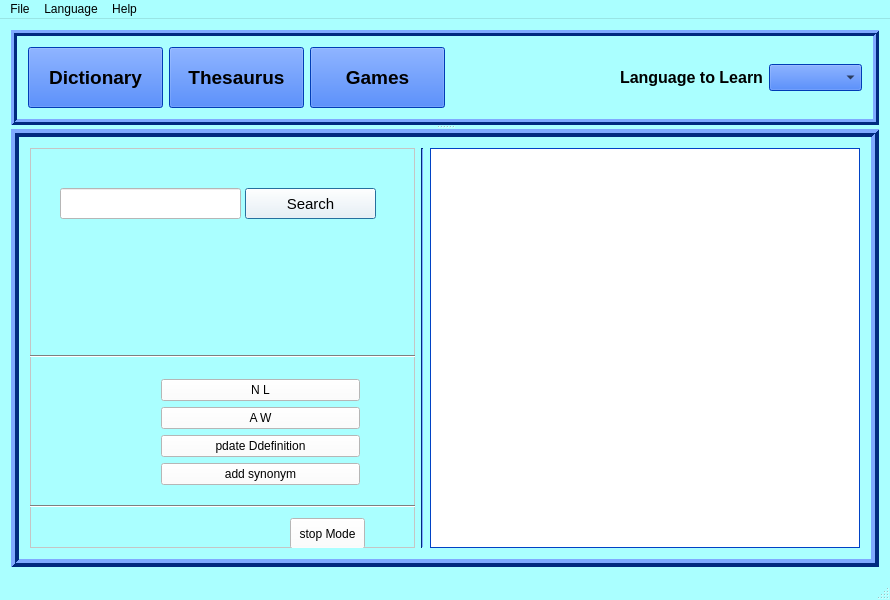
Before: the Qt Designer form mainwindow.ui in onvill/VocabWidener, drawn with Qt 5.
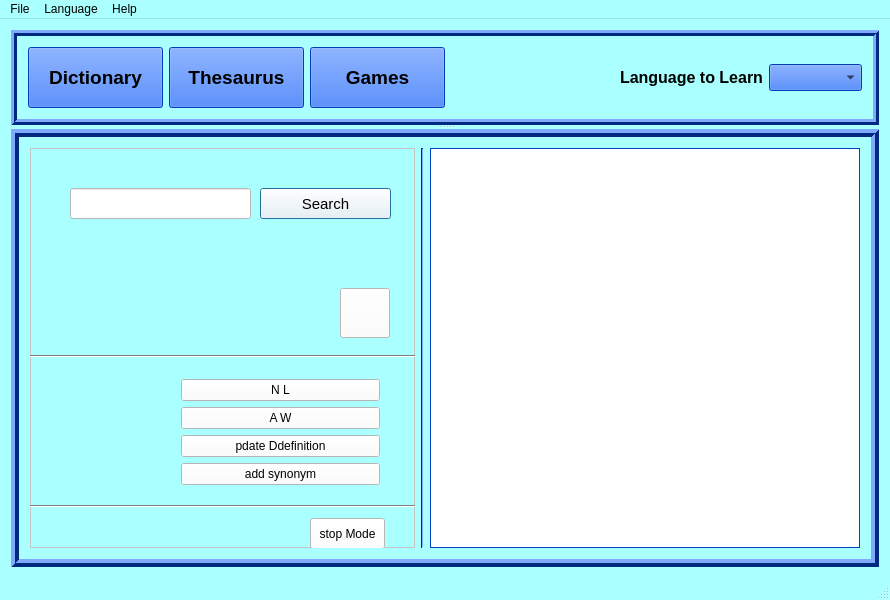
After: the same form once the commit is applied. Icons and pictures are not drawn.

```diff
--- a/mainwindow.ui
+++ b/mainwindow.ui
@@ -1871,7 +1871,7 @@
           <widget class="QLineEdit" name="lineEditL">
            <property name="geometry">
             <rect>
-             <x>30</x>
+             <x>40</x>
              <y>40</y>
              <width>181</width>
              <height>31</height>
@@ -1895,7 +1895,7 @@
           <widget class="QPushButton" name="lookUpButton">
            <property name="geometry">
             <rect>
-             <x>215</x>
+             <x>230</x>
              <y>40</y>
              <width>131</width>
              <height>31</height>
@@ -1970,7 +1970,7 @@
           <widget class="QWidget" name="layoutWidget2">
            <property name="geometry">
             <rect>
-             <x>120</x>
+             <x>140</x>
              <y>220</y>
              <width>221</width>
              <height>131</height>
@@ -2010,7 +2010,7 @@
           <widget class="QPushButton" name="offTeacherMode">
            <property name="geometry">
             <rect>
-             <x>260</x>
+             <x>280</x>
              <y>370</y>
              <width>75</width>
              <height>31</height>
@@ -2448,6 +2448,19 @@
             <string/>
            </property>
           </widget>
+          <widget class="QPushButton" name="soundButton">
+           <property name="geometry">
+            <rect>
+             <x>310</x>
+             <y>140</y>
+             <width>50</width>
+             <height>50</height>
+            </rect>
+           </property>
+           <property name="text">
+            <string/>
+           </property>
+          </widget>
          </widget>
         </item>
         <item>
```
